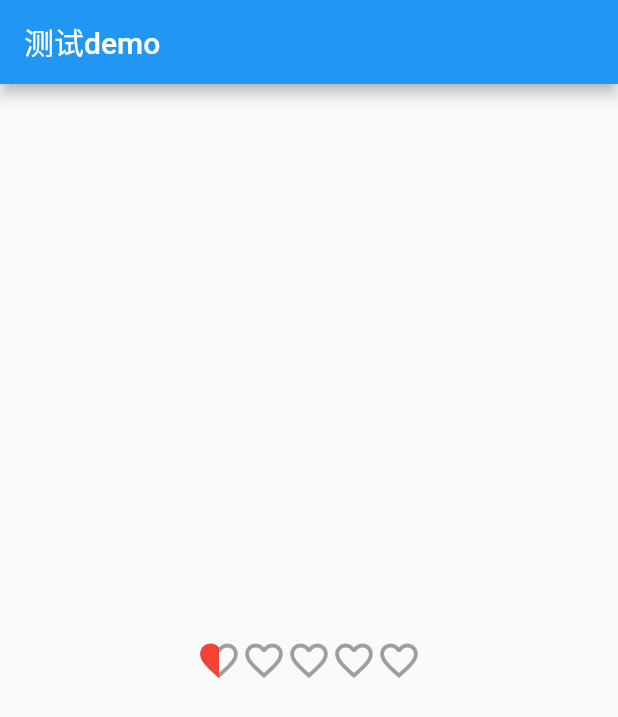
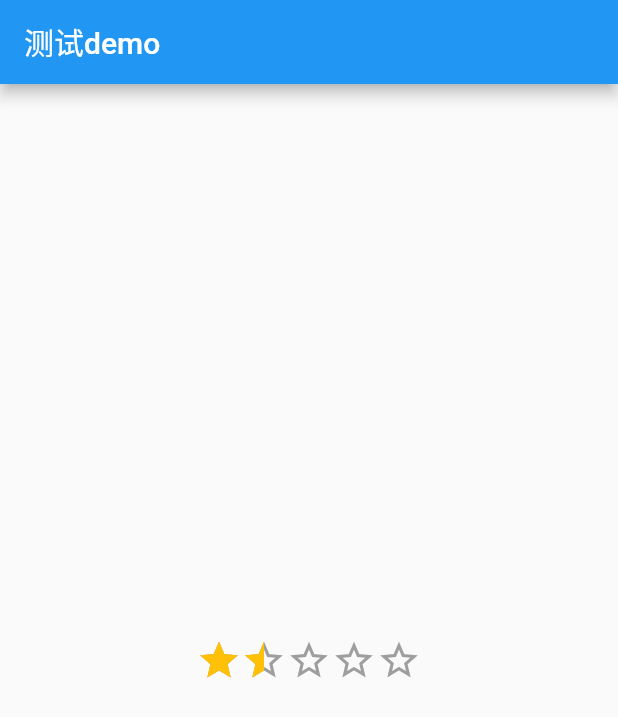
Before and after one commit to githubxiangdong/LearnFlutter, a Flutter app: the screen it shows after launch, on a phone screen of 412 x 824 dp. Shown: the top 717 px of the screen. Run offline on Flutter 3.47's test engine with Material 2 defaults, Android fonts, the phone set to English and light mode, and no system bars.

Commit message:
提交代码

```diff
--- a/02 learnFlutter/learn_flutter/lib/main.dart
+++ b/02 learnFlutter/learn_flutter/lib/main.dart
@@ -56,7 +56,7 @@ class MyHomePage extends StatelessWidget {
       appBar: AppBar(
         title: const Text("测试demo"),
       ),
-      body: Center(child: heartRating),
+      body: Center(child: starRating),
     );
   }
 }
```
